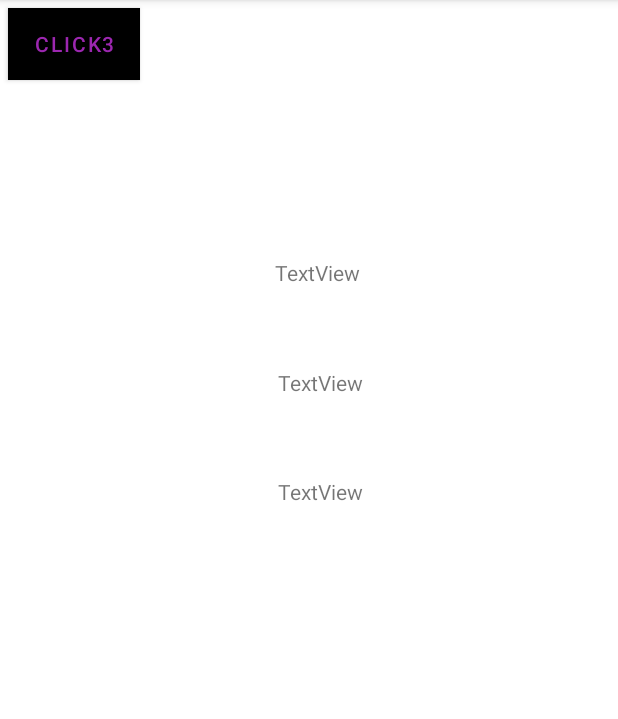
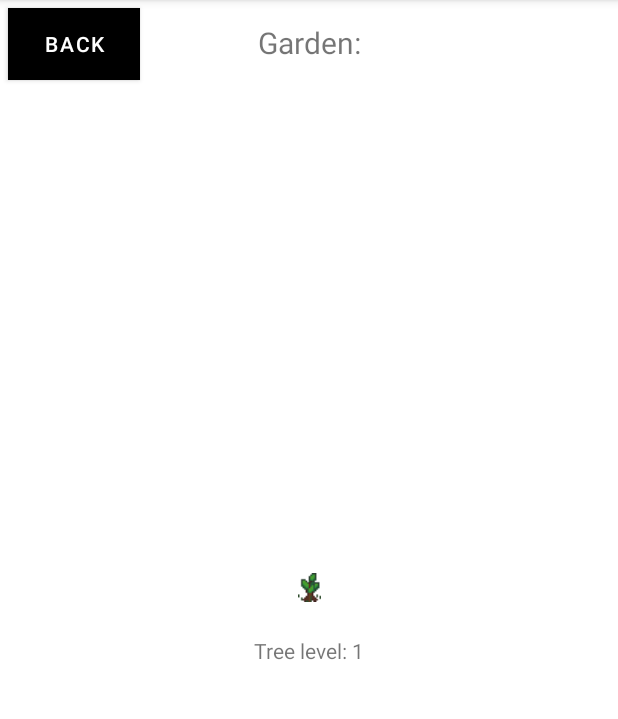
Before and after one commit to VeressIris/Unihack-2022, an Android app: the Profile screen opened directly, with no data from a screen before it, on a phone screen of 412 x 824 dp, the part 84-803 px from its top. Run offline under Robolectric (Android 15) with nearby library versions, the phone set to English and light mode, and no system bars.

Commit message:
progres
rewards, profile page

```diff
--- a/app/src/main/java/com/example/getlocation/Profile.kt
+++ b/app/src/main/java/com/example/getlocation/Profile.kt
@@ -4,17 +4,36 @@ import android.content.Intent
 import androidx.appcompat.app.AppCompatActivity
 import android.os.Bundle
 import android.widget.Button
+import android.widget.ImageView
+import android.widget.TextView
 
 class Profile : AppCompatActivity() {
     override fun onCreate(savedInstanceState: Bundle?) {
         super.onCreate(savedInstanceState)
         setContentView(R.layout.activity_profile)
 
-        val buttonClick = findViewById<Button>(R.id.click3)
+        val levelText = findViewById<TextView>(R.id.treeLevel)
+        levelText.text = "Tree level: " +  MapsActivity().treeLevel.toString()
+
+        val buttonClick = findViewById<Button>(R.id.backBttn)
         buttonClick.setOnClickListener {
             val intent = Intent(this, MapsActivity::class.java)
             startActivity(intent)
         }
     }
 
+        fun growTree(lvl: Int){
+            val treeImageView = findViewById<ImageView>(R.id.treeRender)
+
+            if(lvl == 5){
+                MapsActivity().treeLevel = 1
+            }
+
+            when(lvl){
+                1 -> treeImageView.setBackgroundResource(R.drawable.tree1)
+                2 -> treeImageView.setBackgroundResource(R.drawable.tree2)
+                3 -> treeImageView.setBackgroundResource(R.drawable.tree3)
+                4 -> treeImageView.setBackgroundResource(R.drawable.tree4)
+            }
+    }
 }
--- a/app/src/main/res/layout/activity_profile.xml
+++ b/app/src/main/res/layout/activity_profile.xml
@@ -6,9 +6,8 @@
     android:layout_height="match_parent"
     tools:context=".Profile">
 
-
   <Button
-      android:id="@+id/click3"
+      android:id="@+id/backBttn"
       android:layout_width="wrap_content"
       android:layout_height="wrap_content"
       android:layout_alignParentTop="true"
@@ -16,38 +15,44 @@
       android:layout_margin="5dp"
       android:background="#359c5e"
       android:padding="8dp"
-      android:text="Click3"
-      android:textColor="#9C27B0"
+      android:text="Back"
+      android:textColor="#FFFFFF"
       app:layout_constraintStart_toStartOf="parent"
       app:layout_constraintTop_toTopOf="parent" />
 
+  <TextView
+      android:id="@+id/profileTitle"
+      android:layout_width="wrap_content"
+      android:layout_height="wrap_content"
+      android:text="Garden:"
+      android:textSize="20sp"
+      app:layout_constraintBottom_toBottomOf="parent"
+      app:layout_constraintEnd_toEndOf="parent"
+      app:layout_constraintStart_toStartOf="parent"
+      app:layout_constraintTop_toTopOf="parent"
+      app:layout_constraintVertical_bias="0.01999998" />
+
+  <ImageView
+      android:id="@+id/treeRender"
+      android:layout_width="wrap_content"
+      android:layout_height="wrap_content"
+      android:src="@drawable/tree1"
+      app:layout_constraintBottom_toBottomOf="parent"
+      app:layout_constraintEnd_toEndOf="parent"
+      app:layout_constraintStart_toStartOf="parent"
+      app:layout_constraintTop_toTopOf="@+id/profileTitle"
+      tools:srcCompat="@tools:sample/avatars"
+      android:contentDescription="Tree image renderer" />
 
   <TextView
-      android:id="@+id/textView4"
+      android:id="@+id/treeLevel"
       android:layout_width="wrap_content"
       android:layout_height="wrap_content"
-      android:layout_marginEnd="2dp"
-      android:layout_marginBottom="54dp"
-      android:text="TextView"
-      app:layout_constraintBottom_toTopOf="@+id/textView5"
-      app:layout_constraintEnd_toEndOf="@+id/textView5" />
+      android:layout_marginTop="16dp"
+      app:layout_constraintBottom_toBottomOf="parent"
+      app:layout_constraintEnd_toEndOf="parent"
+      app:layout_constraintStart_toStartOf="parent"
+      app:layout_constraintTop_toBottomOf="@+id/treeRender"
+      app:layout_constraintVertical_bias="0.01999998" />
 
-  <TextView
-      android:id="@+id/textView5"
-      android:layout_width="wrap_content"
-      android:layout_height="wrap_content"
-      android:layout_marginTop="245dp"
-      android:layout_marginEnd="170dp"
-      android:text="TextView"
-      app:layout_constraintEnd_toEndOf="parent"
-      app:layout_constraintTop_toTopOf="parent" />
-
-  <TextView
-      android:id="@+id/textView6"
-      android:layout_width="wrap_content"
-      android:layout_height="wrap_content"
-      android:layout_marginTop="53dp"
-      android:text="TextView"
-      app:layout_constraintStart_toStartOf="@+id/textView5"
-      app:layout_constraintTop_toBottomOf="@+id/textView5" />
 </androidx.constraintlayout.widget.ConstraintLayout>
```
Also changed, not shown: app/src/main/java/com/example/getlocation/MapsActivity.kt (+21 -16 lines), app/src/main/res/layout/activity_maps.xml (+1 -16 lines), app/src/main/res/drawable/tree1.png (added), app/src/main/res/drawable/tree2.png (added), app/src/main/res/drawable/tree3.png (added), app/src/main/res/drawable/tree4.png (added).
